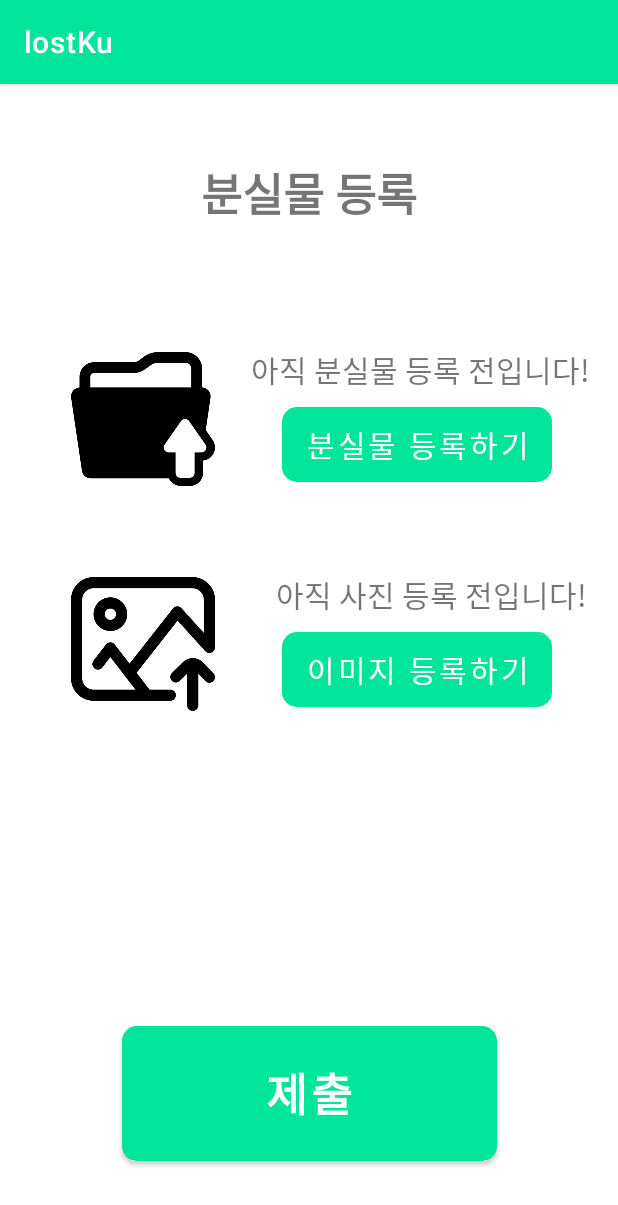
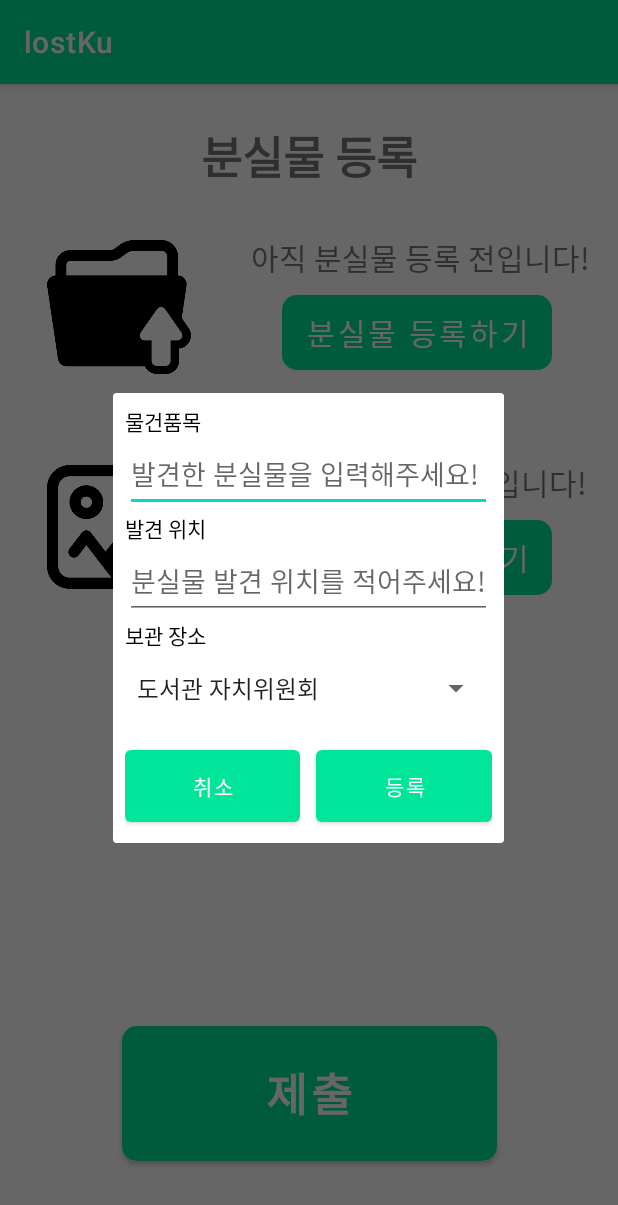
Before and after one commit to chanwookK/cha-jeul-kon-dae_KUMobileProgramming, an Android app: the UploadActivity screen opened directly, with no data from a screen before it, after a tap on "분실물 등록하기", on a phone screen of 412 x 824 dp. Shown: the top 1205 px of the screen. Run offline under Robolectric (Android 15) with nearby library versions, the phone set to English and light mode, and no system bars.

Commit message:
[Add] 분실물 등록 1차 커밋

```diff
--- a/app/src/main/AndroidManifest.xml
+++ b/app/src/main/AndroidManifest.xml
@@ -3,6 +3,7 @@
     xmlns:tools="http://schemas.android.com/tools">
     <uses-permission android:name="android.permission.ACCESS_COARSE_LOCATION" />
     <uses-permission android:name="android.permission.ACCESS_FINE_LOCATION" />
+    <uses-permission android:name="android.permission.READ_EXTERNAL_STORAGE"/>
     <application
         android:allowBackup="true"
         android:dataExtractionRules="@xml/data_extraction_rules"
--- /dev/null
+++ b/app/src/main/java/com/example/lostku/UploadDialog.kt
@@ -0,0 +1,62 @@
+package com.example.lostku
+
+import android.app.Dialog
+import android.view.Window
+import android.widget.Toast
+import androidx.appcompat.app.AppCompatActivity
+import com.example.lostku.databinding.ActivityMainBinding
+import com.example.lostku.databinding.ActivityUploadBinding
+import com.example.lostku.databinding.CustomUploadDlgBinding
+
+class UploadDialog(private val context : AppCompatActivity) {
+
+    lateinit var binding: CustomUploadDlgBinding
+    private val dlg = Dialog(context)   //부모 액티비티의 context 가 들어감
+
+    lateinit var uploadBinding: ActivityUploadBinding
+
+    fun show(uploadActivity: UploadActivity) {
+        binding = CustomUploadDlgBinding.inflate(context.layoutInflater)
+        uploadBinding = ActivityUploadBinding.inflate(context.layoutInflater)
+
+        dlg.requestWindowFeature(Window.FEATURE_NO_TITLE)   //타이틀바 제거
+        dlg.setContentView(binding.root)                    //다이얼로그에 사용할 xml 파일을 불러옴
+        dlg.setCancelable(false)                            //다이얼로그의 바깥 화면을 눌렀을 때 다이얼로그가 닫히지 않도록 함
+
+        clearText()
+
+        binding.apply {
+            submitBtn.setOnClickListener {
+
+                if(isEmptyTextExist())
+                {
+                    Toast.makeText(context, "모든 칸을 입력해주세요!", Toast.LENGTH_SHORT).show()
+                }
+                else {
+                    // TODO: DB에 만들어서 올릴 준비.
+                    uploadActivity.isInfoSubmitted = true
+
+                    // 분실물 등록의 텍스트 수정
+                    uploadBinding.stateText.text = "분실물 정보 등록 준비 완료"
+
+                    dlg.dismiss()
+                }
+            }
+            cancelBtn.setOnClickListener {
+                dlg.dismiss()
+            }
+        }
+
+        dlg.show()
+    }
+
+    private fun isEmptyTextExist() : Boolean{
+        if(binding.lostName.text.isEmpty() || binding.findPos.text.isEmpty()) return true
+        else return false
+    }
+
+    private fun clearText(){
+        binding.lostName.text.clear()
+        binding.findPos.text.clear()
+    }
+}
--- a/app/src/main/res/layout/activity_upload.xml
+++ b/app/src/main/res/layout/activity_upload.xml
@@ -10,7 +10,7 @@
         android:id="@+id/centerText"
         android:layout_width="wrap_content"
         android:layout_height="wrap_content"
-        android:layout_marginTop="50dp"
+        android:layout_marginTop="25dp"
         android:text="분실물 등록"
         android:textSize="30dp"
         android:textStyle="bold"
@@ -27,7 +27,7 @@
         app:layout_constraintHorizontal_bias="0.9"
         app:layout_constraintEnd_toEndOf="parent"
         app:layout_constraintStart_toStartOf="parent"
-        android:layout_marginTop="125dp"
+        android:layout_marginTop="75dp"
         app:layout_constraintTop_toTopOf="@id/centerText"/>
 
     <Button
@@ -87,8 +87,8 @@
         android:layout_height="96dp"
         app:layout_constraintStart_toStartOf="parent"
         app:layout_constraintEnd_toEndOf="parent"
-        android:layout_marginTop="125dp"
-        app:layout_constraintHorizontal_bias="0.15"
+        android:layout_marginTop="75dp"
+        app:layout_constraintHorizontal_bias="0.1"
         app:layout_constraintTop_toTopOf="@id/centerText"/>
 
     <ImageView
@@ -99,7 +99,7 @@
         app:layout_constraintStart_toStartOf="parent"
         app:layout_constraintEnd_toEndOf="parent"
         android:layout_marginTop="150dp"
-        app:layout_constraintHorizontal_bias="0.15"
+        app:layout_constraintHorizontal_bias="0.1"
         app:layout_constraintTop_toTopOf="@id/folderImageView"/>
 
     <Button
--- /dev/null
+++ b/app/src/main/res/layout/custom_upload_dlg.xml
@@ -0,0 +1,81 @@
+<?xml version="1.0" encoding="utf-8"?>
+<LinearLayout xmlns:android="http://schemas.android.com/apk/res/android"
+    xmlns:app="http://schemas.android.com/apk/res-auto"
+    xmlns:tools="http://schemas.android.com/tools"
+    android:orientation="vertical"
+    android:layout_width="match_parent"
+    android:layout_height="wrap_content"
+    android:layout_gravity="center_vertical"
+    android:layout_margin="20dp"
+    tools:context=".UploadDialog">
+
+    <LinearLayout
+        android:layout_width="match_parent"
+        android:layout_height="wrap_content"
+        android:orientation="vertical"
+
+        android:layout_margin="8dp"
+        >
+        <TextView
+            android:layout_width="match_parent"
+            android:layout_height="wrap_content"
+            android:textColor="#000000"
+            android:text="물건품목"/>
+
+        <EditText
+            android:hint="발견한 분실물을 입력해주세요!"
+            android:id="@+id/lostName"
+            android:layout_width="match_parent"
+            android:layout_height="50dp"/>
+
+        <TextView
+            android:layout_width="match_parent"
+            android:layout_height="wrap_content"
+            android:textColor="#000000"
+            android:text="발견 위치"/>
+
+        <EditText
+            android:hint="분실물 발견 위치를 적어주세요!"
+            android:id="@+id/findPos"
+            android:layout_width="match_parent"
+            android:layout_height="50dp"/>
+
+        <TextView
+            android:layout_width="match_parent"
+            android:layout_height="wrap_content"
+            android:textColor="#000000"
+            android:text="보관 장소"/>
+
+        <Spinner
+            android:layout_width="match_parent"
+            android:layout_height="50dp"
+            android:entries="@array/place_array"
+            android:layout_marginBottom="10dp"/>
+
+        <LinearLayout
+            android:layout_width="match_parent"
+            android:layout_height="wrap_content"
+            android:orientation="horizontal">
+
+            <Button
+                android:id="@+id/cancelBtn"
+                android:layout_width="0dp"
+                android:layout_height="60dp"
+                android:layout_weight="1"
+                android:layout_marginRight="5dp"
+                android:text="취소"/>
+
+            <Button
+                android:id="@+id/submitBtn"
+                android:layout_width="0dp"
+                android:layout_height="60dp"
+                android:layout_weight="1"
+                android:layout_marginLeft="5dp"
+                android:text="등록"/>
+
+
+        </LinearLayout>
+
+
+    </LinearLayout>
+</LinearLayout>
--- /dev/null
+++ b/app/src/main/res/values/findPlaceArray.xml
@@ -0,0 +1,11 @@
+<?xml version="1.0" encoding="utf-8"?>
+<resources>
+    <string name="place_prompt">구장 선택</string>
+    <string-array name="place_array">
+        <item>도서관 자치위원회</item>
+        <item>도서관</item>
+        <item>학생회관</item>
+        <item>새천년관</item>
+        <item>산학협력관</item>
+    </string-array>
+</resources>
```
Also changed, not shown: app/src/main/java/com/example/lostku/UploadActivity.kt (+89 -5 lines).
